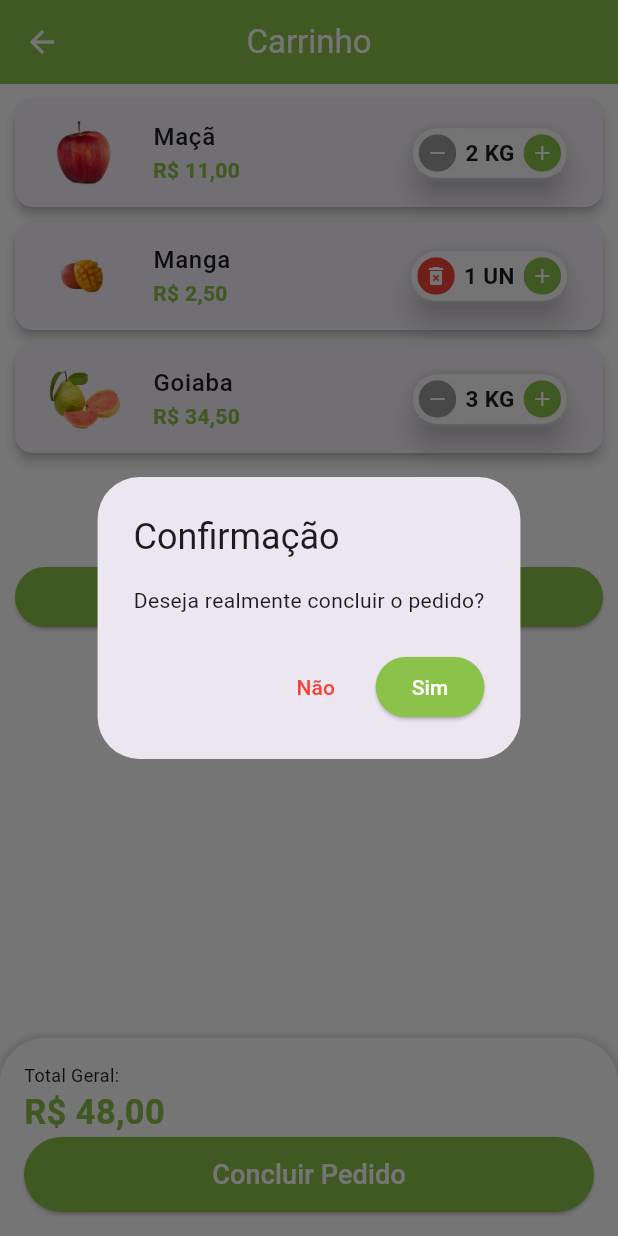
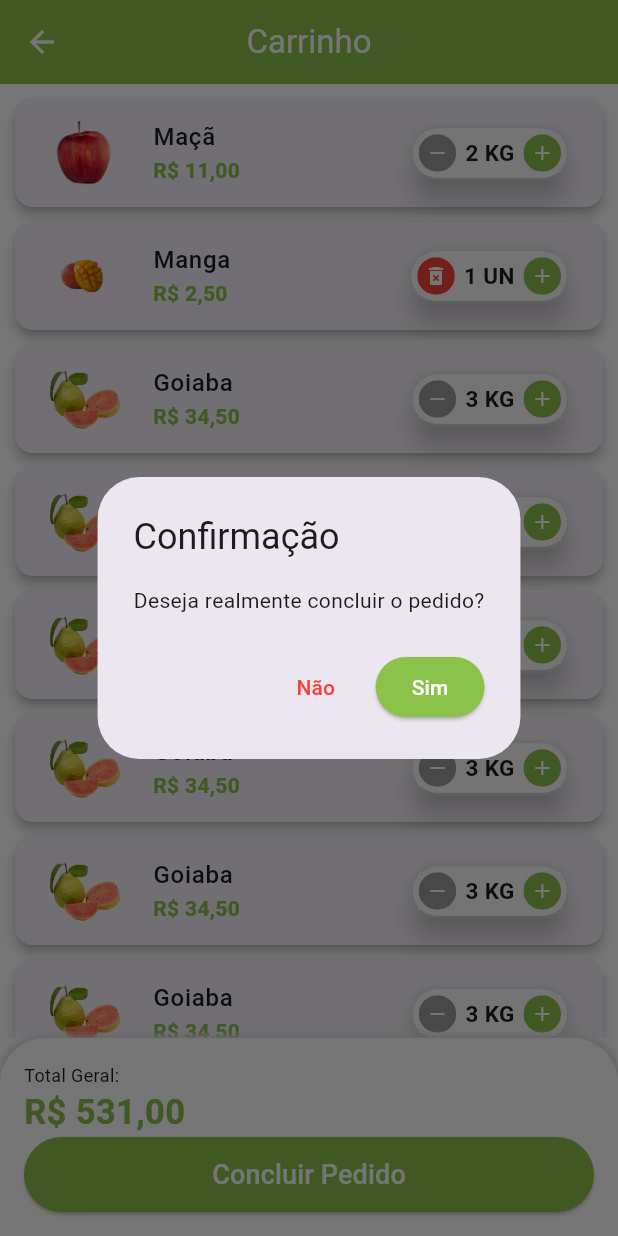
Before and after one commit to iraponan/greengrocer, a Flutter app: the CartTab screen opened directly, after a tap on "Concluir Pedido", on a phone screen of 412 x 824 dp. Run offline on Flutter 3.47's test engine with Material 3 defaults, Android fonts, the phone set to English and light mode, and no system bars; our stand-ins replace animated_text_kit, brasil_fields, fluttertoast, qr_flutter; missing offline and left inert: add_to_cart_animation, bottom_bar_matu.

```diff
--- a/lib/src/data/items.dart
+++ b/lib/src/data/items.dart
@@ -80,4 +80,18 @@ List<CartItemModel> cartItems = [
   CartItemModel(item: apple, quantity: 2),
   CartItemModel(item: mango, quantity: 1),
   CartItemModel(item: guava, quantity: 3),
+  CartItemModel(item: guava, quantity: 3),
+  CartItemModel(item: guava, quantity: 3),
+  CartItemModel(item: guava, quantity: 3),
+  CartItemModel(item: guava, quantity: 3),
+  CartItemModel(item: guava, quantity: 3),
+  CartItemModel(item: guava, quantity: 3),
+  CartItemModel(item: guava, quantity: 3),
+  CartItemModel(item: guava, quantity: 3),
+  CartItemModel(item: guava, quantity: 3),
+  CartItemModel(item: guava, quantity: 3),
+  CartItemModel(item: guava, quantity: 3),
+  CartItemModel(item: guava, quantity: 3),
+  CartItemModel(item: guava, quantity: 3),
+  CartItemModel(item: guava, quantity: 3),
 ];
--- a/lib/src/screens/auth/sing_in.dart
+++ b/lib/src/screens/auth/sing_in.dart
@@ -1,7 +1,7 @@
 import 'package:animated_text_kit/animated_text_kit.dart';
 import 'package:flutter/material.dart';
 import 'package:greengrocer/src/config/custom_colors.dart';
-import 'package:greengrocer/src/helpers/consts/utils.dart';
+import 'package:greengrocer/src/helpers/utils/variables.dart';
 import 'package:greengrocer/src/screens/auth/sing_up.dart';
 import 'package:greengrocer/src/screens/base/base_screen.dart';
 import 'package:greengrocer/src/screens/common_widgets/custom_text_field.dart';
--- a/lib/src/screens/auth/sing_up.dart
+++ b/lib/src/screens/auth/sing_up.dart
@@ -1,7 +1,7 @@
 import 'package:brasil_fields/brasil_fields.dart';
 import 'package:flutter/material.dart';
 import 'package:greengrocer/src/config/custom_colors.dart';
-import 'package:greengrocer/src/helpers/consts/utils.dart';
+import 'package:greengrocer/src/helpers/utils/variables.dart';
 import 'package:greengrocer/src/screens/common_widgets/custom_text_field.dart';
 
 class SingUpScreen extends StatelessWidget {
--- a/lib/src/screens/base/base_screen.dart
+++ b/lib/src/screens/base/base_screen.dart
@@ -2,7 +2,7 @@ import 'package:bottom_bar_matu/bottom_bar_double_bullet/bottom_bar_double_bulle
 import 'package:bottom_bar_matu/bottom_bar_item.dart';
 import 'package:flutter/material.dart';
 import 'package:greengrocer/src/config/custom_colors.dart';
-import 'package:greengrocer/src/helpers/consts/utils.dart';
+import 'package:greengrocer/src/helpers/utils/variables.dart';
 import 'package:greengrocer/src/screens/base/components/custom_bottom_bar_item.dart';
 import 'package:greengrocer/src/screens/cart/cart_tab.dart';
 import 'package:greengrocer/src/screens/home/home_tab.dart';
--- a/lib/src/screens/cart/cart_tab.dart
+++ b/lib/src/screens/cart/cart_tab.dart
@@ -3,7 +3,8 @@ import 'package:flutter/material.dart';
 import 'package:greengrocer/src/config/custom_colors.dart';
 import 'package:greengrocer/src/data/items.dart' as items_data;
 import 'package:greengrocer/src/data/orders.dart' as orders_data;
-import 'package:greengrocer/src/helpers/consts/utils.dart';
+import 'package:greengrocer/src/helpers/utils/methods.dart';
+import 'package:greengrocer/src/helpers/utils/variables.dart';
 import 'package:greengrocer/src/models/cart_item.dart';
 import 'package:greengrocer/src/screens/cart/components/cart_tile.dart';
 import 'package:greengrocer/src/screens/common_widgets/payment_dialog.dart';
@@ -24,10 +25,15 @@ class _CartTabState extends State<CartTab> {
         centerTitle: true,
       ),
       body: Column(
+        mainAxisSize: MainAxisSize.max,
         children: [
           Expanded(
-            child: ListView.builder(
+            child: ListView(
+              children: [
+                ListView.builder(
                   itemCount: items_data.cartItems.length,
+                  physics: const BouncingScrollPhysics(),
+                  shrinkWrap: true,
                   itemBuilder: (context, index) {
                     final cartItem = items_data.cartItems[index];
                     return CartTile(
@@ -42,15 +48,10 @@ class _CartTabState extends State<CartTab> {
                     );
                   },
                 ),
-          ),
                 items_data.cartItems.isNotEmpty
-              ? Expanded(
-                  child: Padding(
-                    padding: const EdgeInsets.symmetric(horizontal: 10),
-                    child: Column(
-                      crossAxisAlignment: CrossAxisAlignment.stretch,
-                      children: [
-                        ElevatedButton.icon(
+                    ? Padding(
+                        padding: const EdgeInsets.all(10),
+                        child: ElevatedButton.icon(
                           onPressed: () => setState(() {
                             VariablesUtils.cartQuantityItems = 0;
                             VariablesUtils.globalKeyCartItems.currentState
@@ -63,11 +64,11 @@ class _CartTabState extends State<CartTab> {
                           icon: const Icon(Icons.cleaning_services_rounded),
                           label: const Text('Limpar Carrinho'),
                         ),
+                      )
+                    : Container(),
               ],
             ),
           ),
-                )
-              : Container(),
           Container(
             padding: const EdgeInsets.all(16),
             decoration: BoxDecoration(
@@ -112,6 +113,11 @@ class _CartTabState extends State<CartTab> {
                             order: orders_data.orders.first,
                           ),
                         );
+                      } else {
+                        MethodsUtils.showToast(
+                          message: 'Pedido Não Confirmado',
+                          isError: true,
+                        );
                       }
                     },
                     child: const Text(
@@ -133,6 +139,9 @@ class _CartTabState extends State<CartTab> {
   void removeItemFromCart(CartItemModel cartItem) {
     setState(() {
       items_data.cartItems.remove(cartItem);
+      MethodsUtils.showToast(
+          message:
+              'Produto: ${cartItem.item.itemName} removido(a) do carrinho.');
     });
   }
 
--- a/lib/src/screens/product/product.dart
+++ b/lib/src/screens/product/product.dart
@@ -1,7 +1,7 @@
 import 'package:brasil_fields/brasil_fields.dart';
 import 'package:flutter/material.dart';
 import 'package:greengrocer/src/config/custom_colors.dart';
-import 'package:greengrocer/src/helpers/consts/utils.dart';
+import 'package:greengrocer/src/helpers/utils/variables.dart';
 import 'package:greengrocer/src/models/item.dart';
 import 'package:greengrocer/src/screens/common_widgets/quantity_widget.dart';
 
--- a/lib/src/screens/profile/profile_tab.dart
+++ b/lib/src/screens/profile/profile_tab.dart
@@ -1,7 +1,7 @@
 import 'package:brasil_fields/brasil_fields.dart';
 import 'package:flutter/material.dart';
 import 'package:greengrocer/src/data/user.dart' as user_data;
-import 'package:greengrocer/src/helpers/consts/utils.dart';
+import 'package:greengrocer/src/helpers/utils/variables.dart';
 import 'package:greengrocer/src/screens/common_widgets/custom_text_field.dart';
 
 class ProfileTab extends StatefulWidget {
--- a/pubspec.yaml
+++ b/pubspec.yaml
@@ -41,6 +41,7 @@ dependencies:
   bottom_bar_matu: ^1.5.0
   qr_flutter: ^4.1.0
   add_to_cart_animation: ^2.0.3
+  fluttertoast: ^8.2.5
 
 dev_dependencies:
   flutter_test:
```
Also changed, not shown: lib/src/helpers/utils/methods.dart (added, +16 -0 lines), lib/src/screens/home/home_tab.dart (+7 -2 lines), lib/src/helpers/utils/variables.dart (renamed from lib/src/helpers/consts/utils.dart), pubspec.lock. Lines whose indentation alone changed are shown as unchanged.
